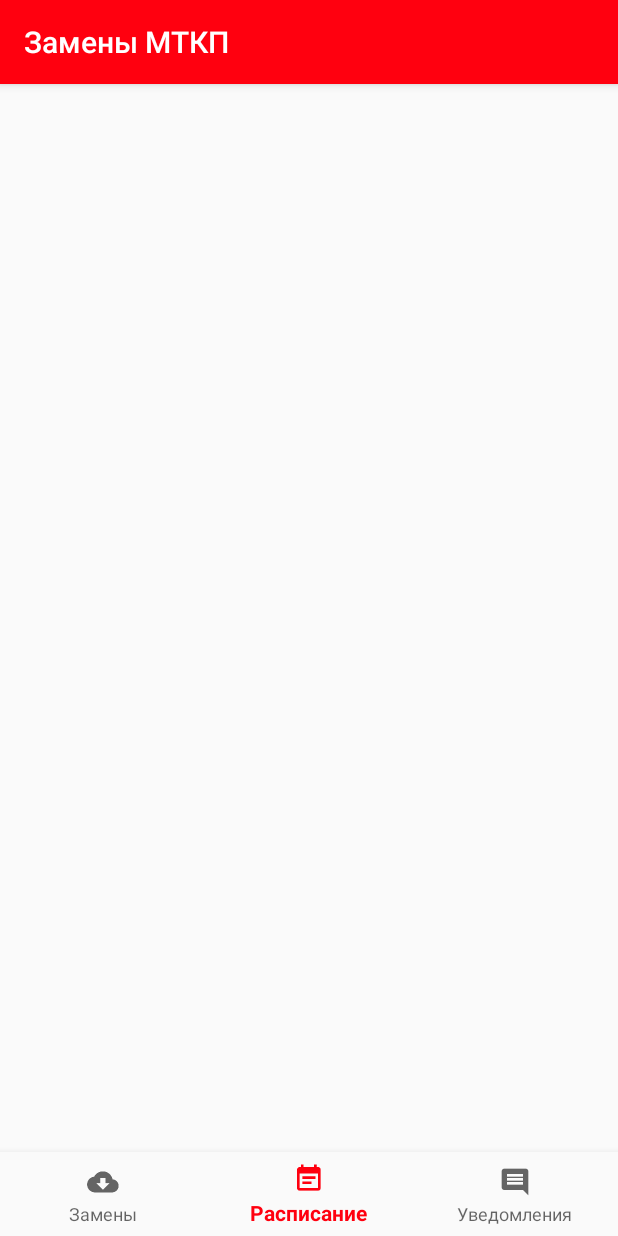
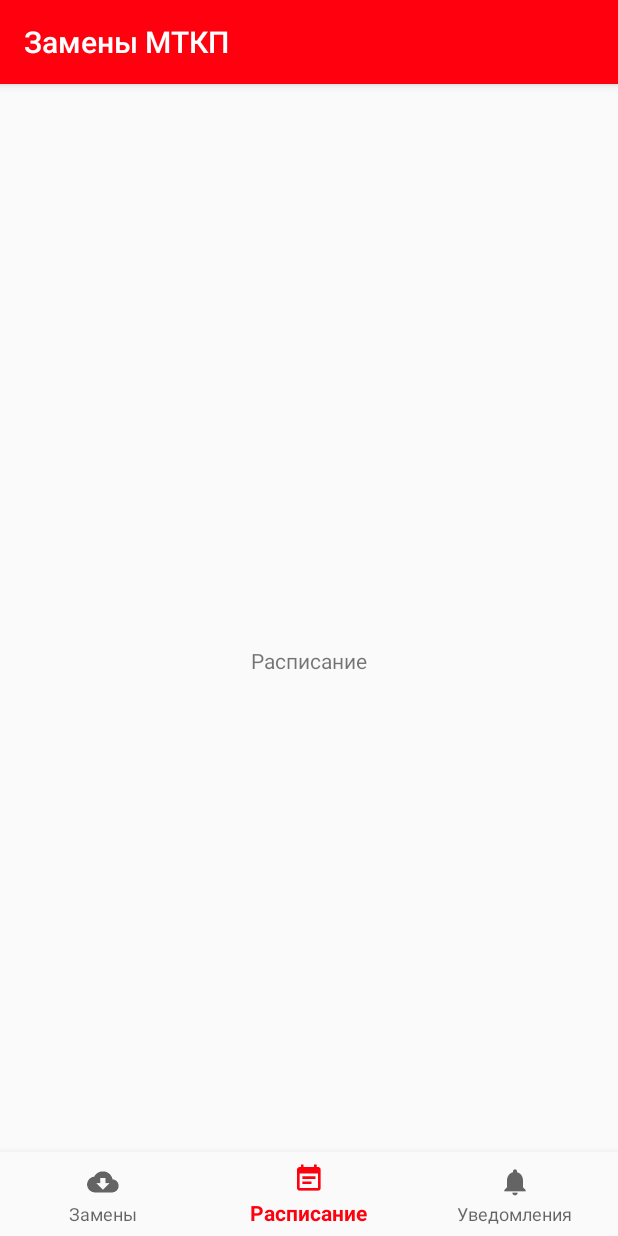
Before and after one commit to plmr0/mtkpAssistant-Android, an Android app: the screen it shows after launch (MainActivity), item 2 of the bottom bar chosen, on a phone screen of 412 x 824 dp. Run offline under Robolectric (Android 15) with nearby library versions, the phone set to English and light mode, and no system bars.

Commit message:
Alpha Skeleton Restructuring

```diff
--- /dev/null
+++ b/app/src/main/java/com/devplmr/schedulemtkp_androidclient/ChangesFragment.java
@@ -0,0 +1,26 @@
+package com.devplmr.schedulemtkp_androidclient;
+
+import android.os.Bundle;
+import android.support.v4.app.Fragment;
+import android.view.LayoutInflater;
+import android.view.View;
+import android.view.ViewGroup;
+
+public class ChangesFragment extends Fragment
+{
+    public ChangesFragment()
+    {
+    }
+
+    public static ChangesFragment newInstance()
+    {
+        return new ChangesFragment();
+    }
+
+    @Override
+    public View onCreateView(LayoutInflater inflater, ViewGroup container, Bundle savedInstanceState)
+    {
+        View FragmentView = inflater.inflate(R.layout.fragment_changes, container, false);
+        return FragmentView;
+    }
+}
--- a/app/src/main/java/com/devplmr/schedulemtkp_androidclient/MainActivity.java
+++ b/app/src/main/java/com/devplmr/schedulemtkp_androidclient/MainActivity.java
@@ -1,21 +1,17 @@
 package com.devplmr.schedulemtkp_androidclient;
 
-import android.content.SharedPreferences;
 import android.support.annotation.NonNull;
 import android.support.design.widget.BottomNavigationView;
+import android.support.v4.app.Fragment;
+import android.support.v4.app.FragmentTransaction;
 import android.support.v7.app.AppCompatActivity;
 import android.os.Bundle;
 import android.view.MenuItem;
-import android.view.View;
-import android.widget.CompoundButton;
 
 import com.google.firebase.FirebaseApp;
-import com.google.firebase.messaging.FirebaseMessaging;
 
 public class MainActivity extends AppCompatActivity
 {
-    private CompoundButton debugTopicSwitch;
-    private CompoundButton pushTopicSwitch;
 
     private BottomNavigationView.OnNavigationItemSelectedListener mOnNavigationItemSelectedListener
             = new BottomNavigationView.OnNavigationItemSelectedListener()
@@ -27,22 +23,26 @@ public class MainActivity extends AppCompatActivity
             switch (item.getItemId())
             {
                 case R.id.navigation_changes:
-                    debugTopicSwitch.setVisibility(View.INVISIBLE);
-                    pushTopicSwitch.setVisibility(View.INVISIBLE);
+                    loadFragment(ChangesFragment.newInstance());
                     return true;
                 case R.id.navigation_schedule:
-                    debugTopicSwitch.setVisibility(View.INVISIBLE);
-                    pushTopicSwitch.setVisibility(View.INVISIBLE);
+                    loadFragment(ScheduleFragment.newInstance());
                     return true;
                 case R.id.navigation_debug:
-                    debugTopicSwitch.setVisibility(View.VISIBLE);
-                    pushTopicSwitch.setVisibility(View.VISIBLE);
+                    loadFragment(NotificationsFragment.newInstance());
                     return true;
             }
             return false;
         }
 
     };
+
+    private void loadFragment(Fragment fragment)
+    {
+        FragmentTransaction ft = getSupportFragmentManager().beginTransaction();
+        ft.replace(R.id.text_edit, fragment);
+        ft.commit();
+    }
 
     @Override
     protected void onCreate(Bundle savedInstanceState)
@@ -52,68 +52,7 @@ public class MainActivity extends AppCompatActivity
         super.onCreate(savedInstanceState);
         setContentView(R.layout.activity_main);
 
-        debugTopicSwitch = (CompoundButton) findViewById(R.id.switch1);
-        pushTopicSwitch = (CompoundButton) findViewById(R.id.switch2);
-
-        // Take saved config for "debug" switch
-        SharedPreferences debug_topic_s_p = getSharedPreferences("debug_topic", 0);
-        boolean b1 = debug_topic_s_p.getBoolean("switch_debug_key", false);
-        debugTopicSwitch.setChecked(b1);
-
-        // Take saved config for "push" switch
-        SharedPreferences push_topic_s_p = getSharedPreferences("push_topic", 0);
-        boolean b2 = push_topic_s_p.getBoolean("switch_push_key", false);
-        pushTopicSwitch.setChecked(b2);
-
-        // onCreate Invisibility
-        debugTopicSwitch.setVisibility(View.INVISIBLE);
-        pushTopicSwitch.setVisibility(View.INVISIBLE);
-
-        // Event checkedChangeListener for debugTopicSwitch
-        debugTopicSwitch.setOnCheckedChangeListener(new CompoundButton.OnCheckedChangeListener()
-        {
-
-            @Override
-            public void onCheckedChanged(CompoundButton compoundButton, boolean isChecked)
-            {
-                if (isChecked)
-                {
-                    FirebaseMessaging.getInstance().subscribeToTopic("debug");
-                }
-                else
-                {
-                    FirebaseMessaging.getInstance().unsubscribeFromTopic("debug");
-                }
-                SharedPreferences settings = getSharedPreferences("debug_topic", 0);
-                SharedPreferences.Editor editor = settings.edit();
-                editor.putBoolean("switch_debug_key", isChecked);
-                editor.apply();
-            }
-
-        });
-
-        // Event checkedChangeListener for pushTopicSwitch
-        pushTopicSwitch.setOnCheckedChangeListener(new CompoundButton.OnCheckedChangeListener()
-        {
-
-            @Override
-            public void onCheckedChanged(CompoundButton compoundButton, boolean isChecked)
-            {
-                if (isChecked)
-                {
-                    FirebaseMessaging.getInstance().subscribeToTopic("push");
-                }
-                else
-                {
-                    FirebaseMessaging.getInstance().unsubscribeFromTopic("push");
-                }
-                SharedPreferences settings = getSharedPreferences("push_topic", 0);
-                SharedPreferences.Editor editor = settings.edit();
-                editor.putBoolean("switch_push_key", isChecked);
-                editor.apply();
-            }
-
-        });
+        loadFragment(ChangesFragment.newInstance()); // todo problem onResume()
 
         BottomNavigationView navigation = (BottomNavigationView) findViewById(R.id.navigation);
         navigation.setOnNavigationItemSelectedListener(mOnNavigationItemSelectedListener);
--- /dev/null
+++ b/app/src/main/java/com/devplmr/schedulemtkp_androidclient/ScheduleFragment.java
@@ -0,0 +1,26 @@
+package com.devplmr.schedulemtkp_androidclient;
+
+import android.os.Bundle;
+import android.support.v4.app.Fragment;
+import android.view.LayoutInflater;
+import android.view.View;
+import android.view.ViewGroup;
+
+public class ScheduleFragment extends Fragment
+{
+    public ScheduleFragment()
+    {
+    }
+
+    public static ScheduleFragment newInstance()
+    {
+        return new ScheduleFragment();
+    }
+
+    @Override
+    public View onCreateView(LayoutInflater inflater, ViewGroup container, Bundle savedInstanceState)
+    {
+        View FragmentView = inflater.inflate(R.layout.fragment_schedule, container, false);
+        return FragmentView;
+    }
+}
--- a/app/src/main/res/layout/activity_main.xml
+++ b/app/src/main/res/layout/activity_main.xml
@@ -17,36 +17,4 @@
         app:layout_constraintRight_toRightOf="parent"
         app:menu="@menu/navigation" />
 
-    <View
-        android:id="@+id/notification_container"
-        android:layout_width="298dp"
-        android:layout_height="83dp"
-        app:layout_constraintBottom_toBottomOf="parent"
-        app:layout_constraintEnd_toEndOf="parent"
-        app:layout_constraintHorizontal_bias="0.5"
-        app:layout_constraintStart_toStartOf="parent"
-        app:layout_constraintTop_toTopOf="parent" />
-
-    <Switch
-        android:id="@+id/switch1"
-        android:layout_width="wrap_content"
-        android:layout_height="wrap_content"
-        android:text="@string/debug_topic"
-        app:layout_constraintBottom_toTopOf="@+id/notification_container"
-        app:layout_constraintEnd_toEndOf="@+id/notification_container"
-        app:layout_constraintHorizontal_bias="0.9"
-        app:layout_constraintStart_toStartOf="@+id/notification_container"
-        app:layout_constraintTop_toBottomOf="@+id/notification_container" />
-
-    <Switch
-        android:id="@+id/switch2"
-        android:layout_width="wrap_content"
-        android:layout_height="23dp"
-        android:text="@string/push_topic"
-        app:layout_constraintBottom_toTopOf="@+id/notification_container"
-        app:layout_constraintEnd_toEndOf="@+id/notification_container"
-        app:layout_constraintHorizontal_bias="0.1"
-        app:layout_constraintStart_toStartOf="@+id/notification_container"
-        app:layout_constraintTop_toBottomOf="@+id/notification_container" />
-
 </android.support.constraint.ConstraintLayout>
--- /dev/null
+++ b/app/src/main/res/layout/fragment_schedule.xml
@@ -0,0 +1,18 @@
+<?xml version="1.0" encoding="utf-8"?>
+<android.support.constraint.ConstraintLayout xmlns:android="http://schemas.android.com/apk/res/android"
+    xmlns:app="http://schemas.android.com/apk/res-auto"
+    xmlns:tools="http://schemas.android.com/tools"
+    android:layout_width="match_parent"
+    android:layout_height="match_parent">
+
+    <TextView
+        android:id="@+id/textView2"
+        android:layout_width="wrap_content"
+        android:layout_height="wrap_content"
+        android:text="@string/lol_kek"
+        app:layout_constraintBottom_toBottomOf="parent"
+        app:layout_constraintEnd_toEndOf="parent"
+        app:layout_constraintHorizontal_bias="0.5"
+        app:layout_constraintStart_toStartOf="parent"
+        app:layout_constraintTop_toTopOf="parent" />
+</android.support.constraint.ConstraintLayout>
--- a/app/src/main/res/values/strings.xml
+++ b/app/src/main/res/values/strings.xml
@@ -7,4 +7,7 @@
 
     <string name="debug_topic">\"Debug\" Topic</string>
     <string name="push_topic">\"Push\" Topic</string>
+
+    <string name="big_gay_text">Замены</string>
+    <string name="lol_kek">Расписание</string>
 </resources>
```
Also changed, not shown: app/src/main/java/com/devplmr/schedulemtkp_androidclient/NotificationsFragment.java (added, +94 -0 lines), app/src/main/res/layout/fragment_changes.xml (added, +18 -0 lines), app/src/main/res/layout/fragment_notifications.xml (added, +39 -0 lines), app/src/main/nv_notifications-web.png, app/src/main/res/mipmap-hdpi/nv_notifications.png, app/src/main/res/mipmap-mdpi/nv_notifications.png, app/src/main/res/mipmap-xhdpi/nv_notifications.png, app/src/main/res/mipmap-xxhdpi/nv_notifications.png, app/src/main/res/mipmap-xxxhdpi/nv_notifications.png.
